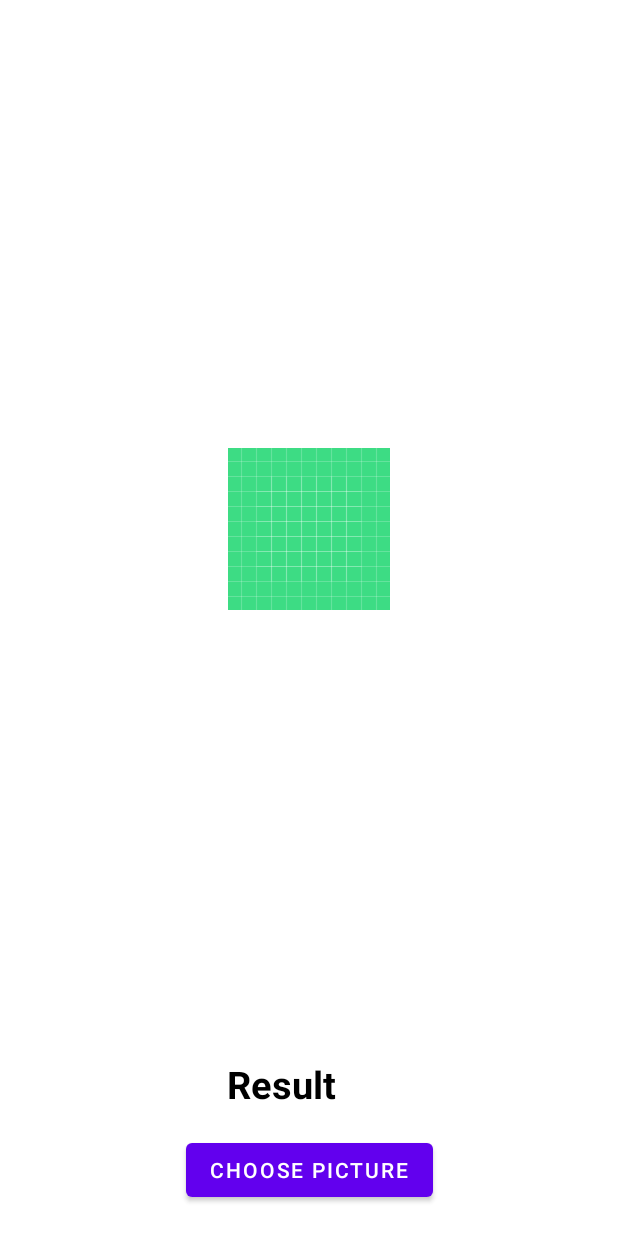
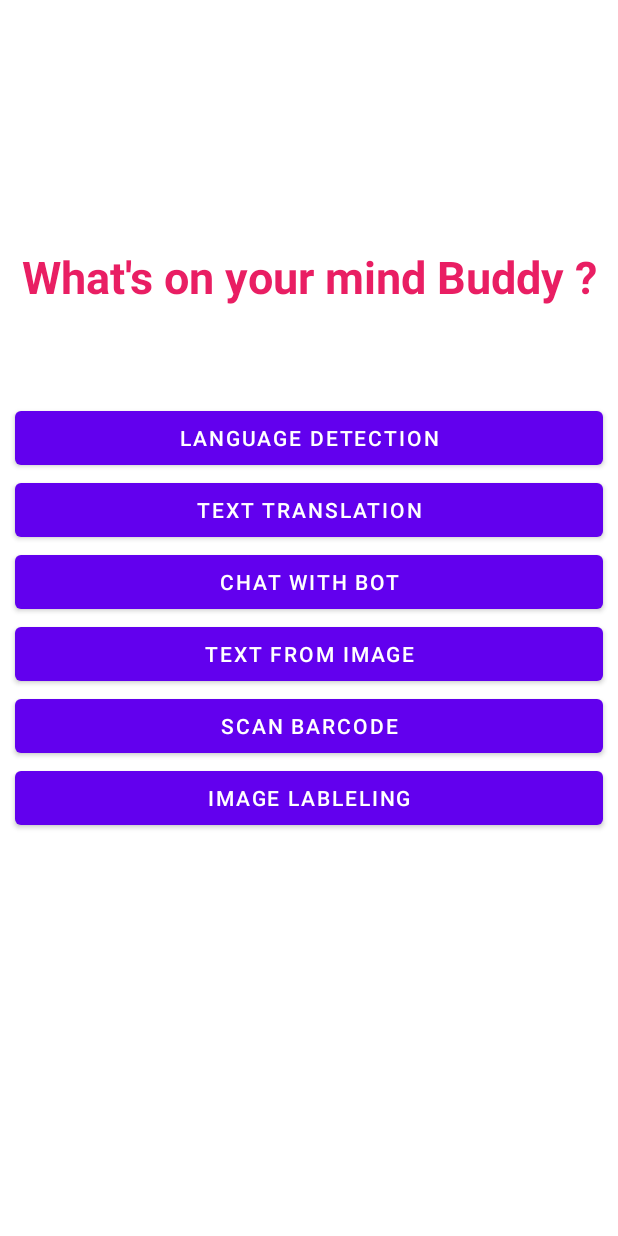
Before and after one commit to krishna146/MachineLearning, an Android app: the screen it shows after launch (MainActivity), on a phone screen of 412 x 824 dp. Run offline under Robolectric (Android 15) with nearby library versions, the phone set to English and light mode, and no system bars; libraries missing offline, so code that uses them is left out: com.google.mlkit.vision.

Commit message:
some changes in ui

```diff
--- a/app/src/main/java/com/example/machinelearning/HomeFragment.kt
+++ b/app/src/main/java/com/example/machinelearning/HomeFragment.kt
@@ -7,6 +7,7 @@ import android.view.LayoutInflater
 import android.view.View
 import android.view.ViewGroup
 import androidx.activity.result.contract.ActivityResultContracts
+import androidx.navigation.fragment.findNavController
 import com.example.machinelearning.databinding.FragmentHomeBinding
 import com.google.mlkit.vision.common.InputImage
 import com.google.mlkit.vision.label.ImageLabeler
@@ -18,14 +19,7 @@ class HomeFragment : Fragment() {
     private var _binding: FragmentHomeBinding? = null
     private val binding: FragmentHomeBinding
         get() = _binding!!
-    private lateinit var inputImage: InputImage
-    private lateinit var imageLabeler: ImageLabeler
-    private val contract = registerForActivityResult(ActivityResultContracts.GetContent()) {
-        val photo = MediaStore.Images.Media.getBitmap(requireActivity().contentResolver, it);
-        binding.imgSelected.setImageBitmap(photo)
-        inputImage = InputImage.fromBitmap(photo, 0)
-        processImage()
-    }
+
 
     override fun onCreateView(
         inflater: LayoutInflater, container: ViewGroup?,
@@ -37,23 +31,11 @@ class HomeFragment : Fragment() {
 
     override fun onViewCreated(view: View, savedInstanceState: Bundle?) {
         super.onViewCreated(view, savedInstanceState)
-        imageLabeler = ImageLabeling.getClient(ImageLabelerOptions.DEFAULT_OPTIONS)
-        binding.btnChoosePicture.setOnClickListener {
-            contract.launch("image/*")
+        binding.btnImgLabel.setOnClickListener {
+            findNavController().navigate(R.id.action_homeFragment_to_objectDetectionFragment)
         }
     }
 
-    private fun processImage() {
-        imageLabeler.process(inputImage).addOnSuccessListener { labels ->
-            var result = ""
-            for (label in labels) {
-                result = result + "\n" + label.text
-            }
-            binding.txtResult.text = result
-        }.addOnFailureListener {
-
-        }
-    }
 
     override fun onDestroyView() {
         super.onDestroyView()
--- a/app/src/main/res/layout/fragment_home.xml
+++ b/app/src/main/res/layout/fragment_home.xml
@@ -1,43 +1,73 @@
 <?xml version="1.0" encoding="utf-8"?>
 <androidx.constraintlayout.widget.ConstraintLayout xmlns:android="http://schemas.android.com/apk/res/android"
     xmlns:app="http://schemas.android.com/apk/res-auto"
-    xmlns:tools="http://schemas.android.com/tools"
     android:layout_width="match_parent"
-    android:layout_height="match_parent"
-    tools:context=".MainActivity">
+    android:layout_height="match_parent">
 
-    <ImageView
-        android:id="@+id/imgSelected"
-        android:layout_width="wrap_content"
+    <TextView
+        android:id="@+id/textView"
+        android:layout_width="match_parent"
         android:layout_height="wrap_content"
-        android:scaleType="fitCenter"
-        android:src="@drawable/ic_launcher_background"
-        app:layout_constraintBottom_toTopOf="@+id/txtResult"
+        android:layout_marginTop="100dp"
+        android:gravity="center"
+        android:text="What's on your mind Buddy ?"
+        android:textColor="#E91E63"
+        android:textSize="30dp"
+        android:textStyle="bold"
+        app:layout_constraintBottom_toTopOf="@+id/linearLayout"
         app:layout_constraintEnd_toEndOf="parent"
         app:layout_constraintStart_toStartOf="parent"
         app:layout_constraintTop_toTopOf="parent" />
 
-    <TextView
-        android:id="@+id/txtResult"
-        android:layout_width="wrap_content"
+    <LinearLayout
+        android:id="@+id/linearLayout"
+        android:layout_width="match_parent"
         android:layout_height="wrap_content"
-        android:layout_marginBottom="16dp"
-        android:text="Result"
-        android:textColor="@color/black"
-        android:textSize="25dp"
-        android:textStyle="bold"
-        app:layout_constraintBottom_toTopOf="@+id/btnChoosePicture"
-        app:layout_constraintEnd_toEndOf="parent"
-        app:layout_constraintHorizontal_bias="0.445"
-        app:layout_constraintStart_toStartOf="parent" />
+        android:orientation="vertical"
+        app:layout_constraintBottom_toBottomOf="parent"
+        app:layout_constraintTop_toTopOf="parent">
 
-    <Button
-        android:id="@+id/btnChoosePicture"
-        android:layout_width="wrap_content"
-        android:layout_height="wrap_content"
-        android:layout_marginBottom="20dp"
-        android:text="choose Picture"
-        app:layout_constraintBottom_toBottomOf="parent"
-        app:layout_constraintEnd_toEndOf="parent"
-        app:layout_constraintStart_toStartOf="parent" />
+        <Button
+            android:id="@+id/btnLangDetec"
+            android:layout_width="match_parent"
+            android:layout_height="wrap_content"
+            android:layout_marginHorizontal="10dp"
+            android:text="Language Detection" />
+
+        <Button
+            android:id="@+id/txtTransl"
+            android:layout_width="match_parent"
+            android:layout_height="wrap_content"
+            android:layout_marginHorizontal="10dp"
+            android:text="Text Translation" />
+
+        <Button
+            android:id="@+id/btnChatBot"
+            android:layout_width="match_parent"
+            android:layout_height="wrap_content"
+            android:layout_marginHorizontal="10dp"
+            android:text="Chat With Bot" />
+
+        <Button
+            android:id="@+id/btnTxtFromImg"
+            android:layout_width="match_parent"
+            android:layout_height="wrap_content"
+            android:layout_marginHorizontal="10dp"
+            android:text="Text From Image" />
+
+        <Button
+            android:id="@+id/btnScanBar"
+            android:layout_width="match_parent"
+            android:layout_height="wrap_content"
+            android:layout_marginHorizontal="10dp"
+            android:text="Scan Barcode" />
+
+        <Button
+            android:id="@+id/btnImgLabel"
+            android:layout_width="match_parent"
+            android:layout_height="wrap_content"
+            android:layout_marginHorizontal="10dp"
+            android:text="Image Lableling" />
+
+    </LinearLayout>
 </androidx.constraintlayout.widget.ConstraintLayout>
--- a/app/src/main/res/navigation/nav_graph.xml
+++ b/app/src/main/res/navigation/nav_graph.xml
@@ -20,5 +20,14 @@
         android:id="@+id/homeFragment"
         android:name="com.example.machinelearning.HomeFragment"
         android:label="fragment_home"
-        tools:layout="@layout/fragment_home" />
+        tools:layout="@layout/fragment_home" >
+        <action
+            android:id="@+id/action_homeFragment_to_objectDetectionFragment"
+            app:destination="@id/objectDetectionFragment" />
+    </fragment>
+    <fragment
+        android:id="@+id/objectDetectionFragment"
+        android:name="com.example.machinelearning.ObjectDetectionFragment"
+        android:label="fragment_object_detection"
+        tools:layout="@layout/fragment_object_detection" />
 </navigation>
```
Also changed, not shown: app/src/main/java/com/example/machinelearning/ObjectDetectionFragment.kt (added, +65 -0 lines), app/src/main/res/drawable/round_shape_edges.xml (added, +10 -0 lines), app/src/main/res/layout/fragment_object_detection.xml (added, +45 -0 lines).
